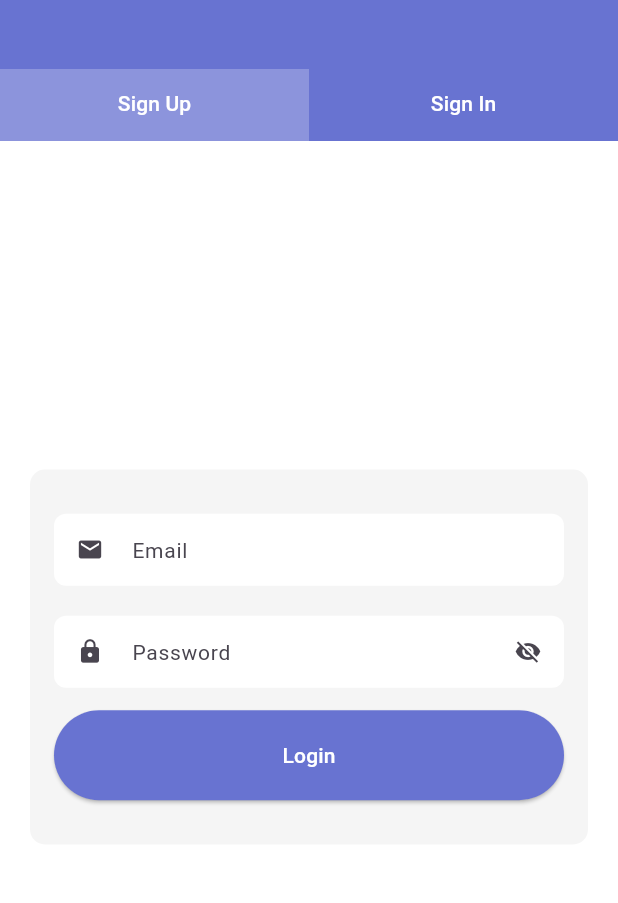
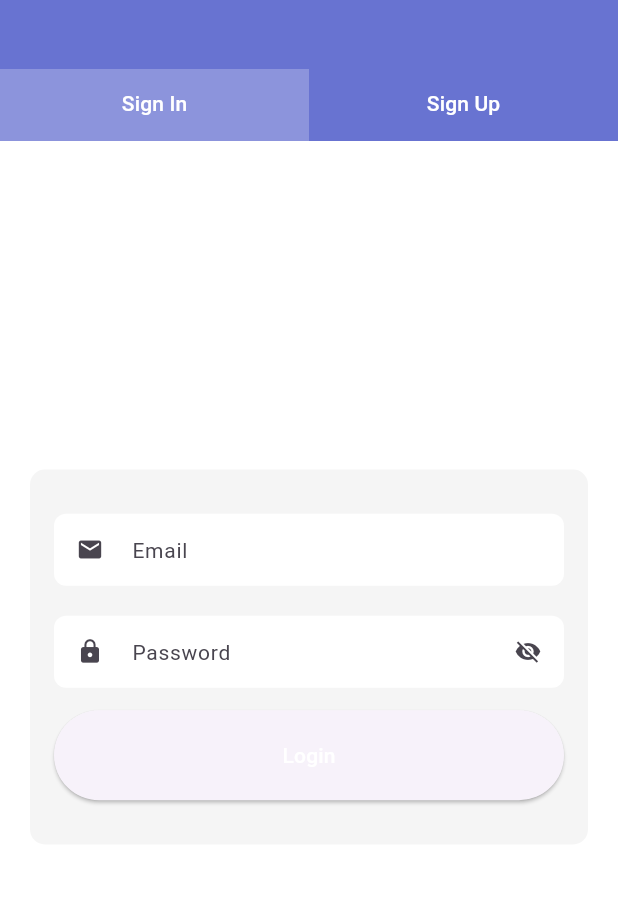
Before and after one commit to KotoFeelGood72/flutter_application, a Flutter app: the screen it shows after launch, on a phone screen of 412 x 824 dp, the part 63-966 px from its top. Run offline on Flutter 3.47's test engine with Material 3 defaults, Android fonts, the phone set to English and light mode, and no system bars; our stand-ins replace auto_route, bloc, cloud_firestore, dio, equatable, file_picker and 5 more; accounts and stored records are empty; project files that could hold a hidden picture were left out.

Commit message:
Поправил наименование табов

```diff
--- a/lib/auth/components/auth_login.dart
+++ b/lib/auth/components/auth_login.dart
@@ -189,7 +189,7 @@ class _LoginTabState extends State<LoginTab> {
                           style: const TextStyle(color: Colors.white),
                         ),
                         style: ElevatedButton.styleFrom(
-                          primary: const Color(0xFF6873D1),
+                          // primary: const Color(0xFF6873D1),
                           padding: const EdgeInsets.symmetric(
                               horizontal: 30, vertical: 20),
                         )),
--- a/lib/auth/components/auth_register.dart
+++ b/lib/auth/components/auth_register.dart
@@ -231,7 +231,7 @@ class _RegistrationTabState extends State<RegistrationTab> {
                       child: ElevatedButton(
                           onPressed: _register,
                           style: ElevatedButton.styleFrom(
-                            primary: const Color(0xFF6873D1),
+                            // primary: const Color(0xFF6873D1),
                             padding: const EdgeInsets.symmetric(
                                 horizontal: 30, vertical: 20),
                           ),
--- a/lib/auth/view/auth_screen.dart
+++ b/lib/auth/view/auth_screen.dart
@@ -56,12 +56,12 @@ class _AuthScreenState extends State<AuthScreen>
               tabs: const [
                 Tab(
                     child: Text(
-                  'Sign Up',
+                  'Sign In',
                   style: TextStyle(color: Colors.white),
                 )),
                 Tab(
                     child: Text(
-                  'Sign In',
+                  'Sign Up',
                   style: TextStyle(color: Colors.white),
                 )),
               ],
```
